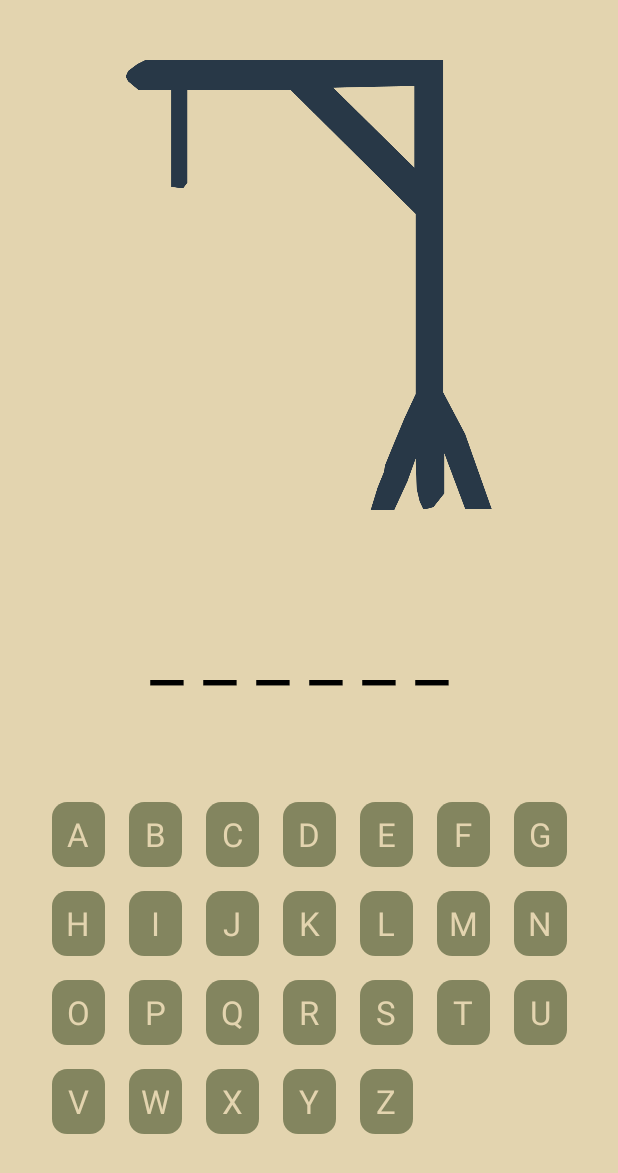
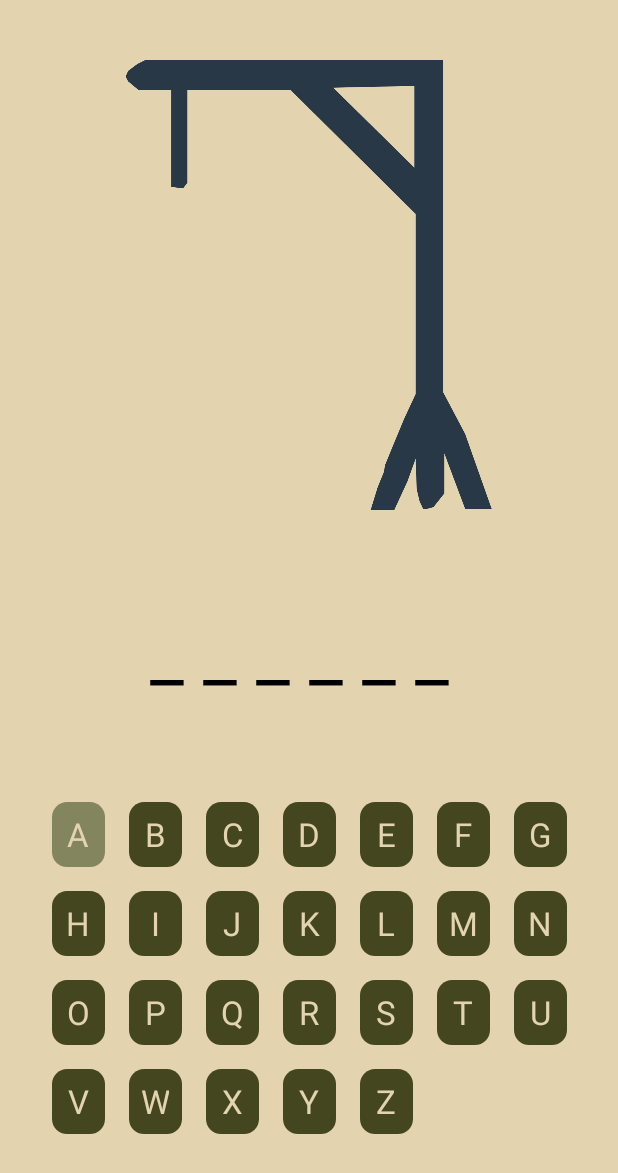
Before and after one commit to Saisriram2003/Hangman, an Android app: the screen it shows after launch (MainActivity), after a tap on an icon or button, on a phone screen of 412 x 824 dp. Shown: the top 1173 px of the screen. Run offline under Robolectric (Android 15) with nearby library versions, the phone set to English and light mode, and no system bars.

Commit message:
the landscape mode still not working

```diff
--- a/app/src/main/java/com/example/hangman/Key.kt
+++ b/app/src/main/java/com/example/hangman/Key.kt
@@ -2,5 +2,5 @@ package com.example.hangman
 
 data class Key(
     val letter: Char,
-    var isAvailable: Boolean = false
+    var isAvailable: Boolean = true
 )
--- a/app/src/main/java/com/example/hangman/KeyboardAdapter.kt
+++ b/app/src/main/java/com/example/hangman/KeyboardAdapter.kt
@@ -19,6 +19,8 @@ class KeyboardHolder(private val binding: ListItemKeyBinding) : RecyclerView.Vie
         binding.root.setOnClickListener {
             // TODO: implement character key press
             Toast.makeText(binding.root.context, "$key pressed!", Toast.LENGTH_SHORT).show()
+            key.isAvailable = false
+            binding.keyBackground.setBackgroundResource(R.drawable.character_key_unavailable)
         }
     }
 }
--- a/app/src/main/java/com/example/hangman/KeyboardViewModel.kt
+++ b/app/src/main/java/com/example/hangman/KeyboardViewModel.kt
@@ -9,7 +9,7 @@ class KeyboardViewModel : ViewModel() {
     init {
         for (i in 0 until 26) {
             val letter = 'A' + i
-            keys += Key(letter, false)
+            keys += Key(letter, true)
         }
     }
 }
--- /dev/null
+++ b/app/src/main/res/layout-land/activity_main.xml
@@ -0,0 +1,44 @@
+<?xml version="1.0" encoding="utf-8"?>
+<androidx.constraintlayout.widget.ConstraintLayout xmlns:android="http://schemas.android.com/apk/res/android"
+    xmlns:app="http://schemas.android.com/apk/res-auto"
+    xmlns:tools="http://schemas.android.com/tools"
+    android:layout_width="match_parent"
+    android:layout_height="match_parent"
+    android:background="@color/text_color"
+    tools:context=".MainActivity">
+
+    <ImageView
+        android:id="@+id/hangmanView"
+        android:layout_width="200dp"
+        android:layout_height="200dp"
+        android:src="@drawable/move0"
+        app:layout_constraintBottom_toBottomOf="parent"
+        app:layout_constraintEnd_toEndOf="parent"
+        app:layout_constraintTop_toTopOf="parent"></ImageView>
+
+    <TextView
+        android:id="@+id/guessedWord"
+        android:layout_width="wrap_content"
+        android:layout_height="wrap_content"
+        android:text="_ _ _ _ _ _"
+        android:textColor="@color/black"
+        android:textSize="50sp"
+        app:layout_constraintBottom_toTopOf="@+id/keyboard_fr"
+        app:layout_constraintEnd_toStartOf="@+id/hangmanView"
+        app:layout_constraintHorizontal_bias="0.75"
+        app:layout_constraintStart_toStartOf="parent"
+        app:layout_constraintTop_toTopOf="parent" />
+
+    <include
+        android:id="@+id/keyboard_fr"
+        layout="@layout/container_keyboard"
+        android:layout_width="551dp"
+        android:layout_height="263dp"
+        app:layout_constraintBottom_toBottomOf="parent"
+        app:layout_constraintEnd_toStartOf="@+id/hangmanView"
+        app:layout_constraintHorizontal_bias="0.881"
+        app:layout_constraintStart_toStartOf="parent"
+        app:layout_constraintTop_toBottomOf="@id/guessedWord" />
+
+
+</androidx.constraintlayout.widget.ConstraintLayout>
```
